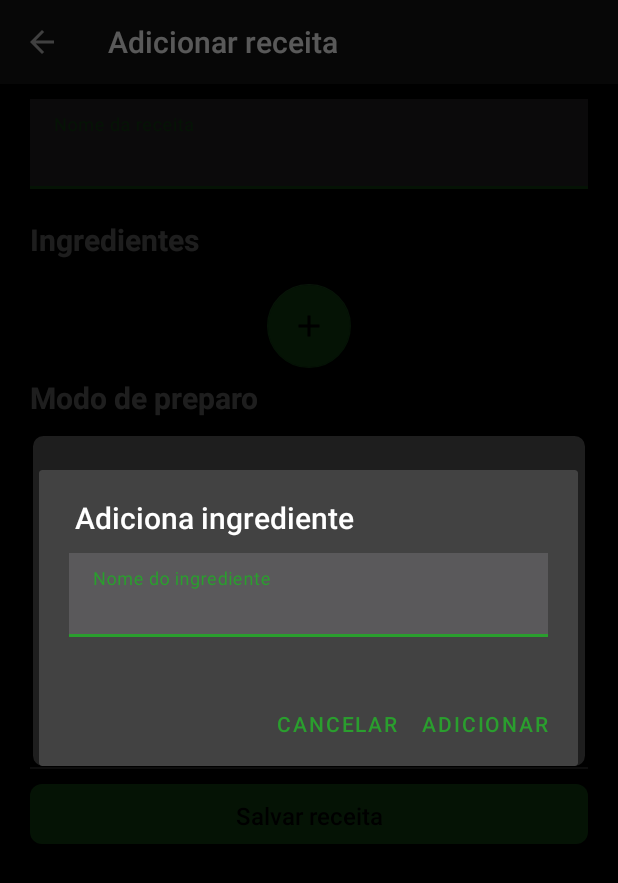
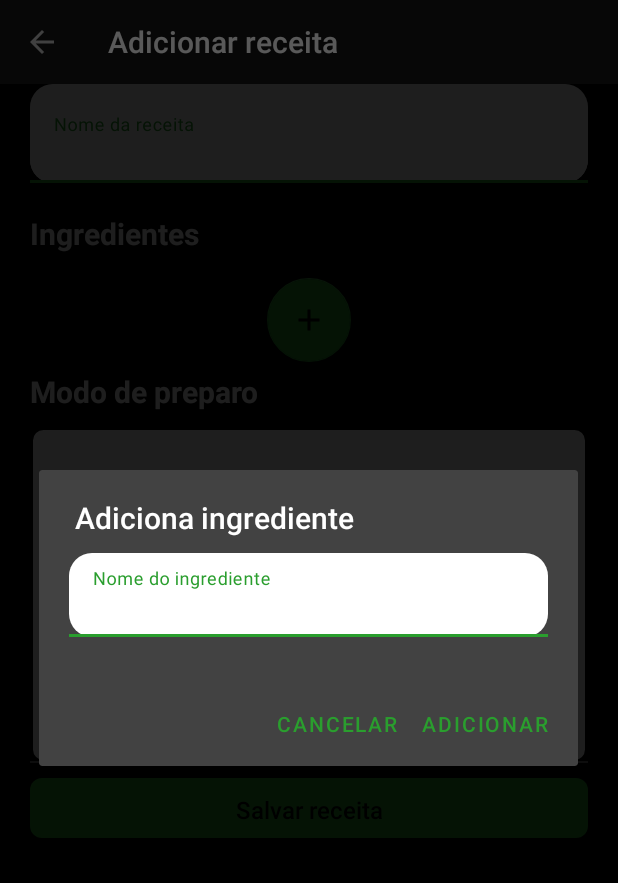
Before and after one commit to GabrielBerti/app-casal, an Android app: the FormReceitasActivity screen opened directly, with no data from a screen before it, after a tap on an icon or button, on a phone screen of 412 x 824 dp. Shown: the top 883 px of the screen. Run offline under Robolectric (Android 15) with nearby library versions, the phone set to English and light mode, and no system bars; our stand-ins replace Room's generated code.

Commit message:
deixar inputs do app mais bonito

```diff
--- a/app/src/main/java/br/com/appcasal/ui/activity/receitas/cadastro/FormReceitasActivity.kt
+++ b/app/src/main/java/br/com/appcasal/ui/activity/receitas/cadastro/FormReceitasActivity.kt
@@ -11,7 +11,7 @@ import br.com.appcasal.R
 import br.com.appcasal.dao.AppDatabase
 import br.com.appcasal.dao.IngredienteDAO
 import br.com.appcasal.dao.ReceitaDAO
-import br.com.appcasal.databinding.ActivityFormReceitasBinding
+import br.com.appcasal.databinding.FormReceitasBinding
 import br.com.appcasal.model.Ingrediente
 import br.com.appcasal.model.Receita
 import br.com.appcasal.model.TipoSnackbar
@@ -22,7 +22,7 @@ import br.com.appcasal.util.Util
 
 class FormReceitasActivity() : AppCompatActivity(), ClickIngrediente {
 
-    private lateinit var activityFormReceitas: ActivityFormReceitasBinding
+    private lateinit var activityFormReceitas: FormReceitasBinding
     private lateinit var adapter: ListaIngredientesAdapter
     private lateinit var rv: RecyclerView
     private var receitaId: Long = 0L
@@ -54,7 +54,7 @@ class FormReceitasActivity() : AppCompatActivity(), ClickIngrediente {
 
     override fun onCreate(savedInstanceState: Bundle?) {
         super.onCreate(savedInstanceState)
-        activityFormReceitas = ActivityFormReceitasBinding.inflate(layoutInflater)
+        activityFormReceitas = FormReceitasBinding.inflate(layoutInflater)
         val view = activityFormReceitas.root
         setContentView(view)
 
--- a/app/src/main/java/br/com/appcasal/ui/activity/receitas/cadastro/IngredientesViewHolder.kt
+++ b/app/src/main/java/br/com/appcasal/ui/activity/receitas/cadastro/IngredientesViewHolder.kt
@@ -1,5 +1,6 @@
 package br.com.appcasal.ui.activity.receitas.cadastro
 
+import android.graphics.Paint
 import android.view.ContextMenu
 import android.view.Menu
 import android.view.View
@@ -25,6 +26,7 @@ class IngredientesViewHolder(
     }
 
     private fun adicionaDescricaoIngrediente(ingrediente: Ingrediente) {
+        ingredienteDescricao.paintFlags = ingredienteDescricao.paintFlags or Paint.UNDERLINE_TEXT_FLAG
         ingredienteDescricao.text = ingrediente.descricao
     }
 
--- /dev/null
+++ b/app/src/main/res/drawable/rounded_edittext.xml
@@ -0,0 +1,13 @@
+<?xml version="1.0" encoding="utf-8"?>
+<!--  res/drawable/rounded_edittext.xml -->
+<shape xmlns:android="http://schemas.android.com/apk/res/android"
+    android:shape="rectangle"
+    android:padding="10dp">
+
+    <solid android:color="@color/white" />
+    <corners
+        android:bottomRightRadius="15dp"
+        android:bottomLeftRadius="15dp"
+        android:topLeftRadius="15dp"
+        android:topRightRadius="15dp" />
+</shape>
--- /dev/null
+++ b/app/src/main/res/drawable/text_input_layout.xml
@@ -0,0 +1,5 @@
+<?xml version="1.0" encoding="utf-8"?>
+<selector xmlns:android="http://schemas.android.com/apk/res/android">
+    <item android:color="@color/colorPrimaryVariant" android:state_focused="false"/>
+    <item android:color="@color/colorPrimaryVariant" android:state_focused="true"/>
+</selector>
--- a/app/src/main/res/layout/activity_lista_transacoes.xml
+++ b/app/src/main/res/layout/activity_lista_transacoes.xml
@@ -56,7 +56,7 @@
         android:layout_marginBottom="94dp"
         android:text="@string/adiciona_lancamento_biel"
         android:visibility="invisible"
-        android:background="@color/purple_200"
+        android:background="@color/bgLabelFabTransacao"
         android:textColor="@color/black"
         android:textSize="16sp"
         android:textStyle="bold" />
@@ -84,7 +84,7 @@
         android:visibility="invisible"
         android:textSize="16sp"
         android:textStyle="bold"
-        android:background="@color/purple_200"
+        android:background="@color/bgLabelFabTransacao"
         android:textColor="@color/black"
         android:layout_gravity="bottom|end"
         android:layout_marginEnd="75dp"
--- a/app/src/main/res/layout/form_ingrediente.xml
+++ b/app/src/main/res/layout/form_ingrediente.xml
@@ -9,7 +9,8 @@
 
     <com.google.android.material.textfield.TextInputLayout
         android:layout_width="match_parent"
-        android:layout_height="wrap_content">
+        android:layout_height="wrap_content"
+        android:textColorHint="@drawable/text_input_layout">
 
         <EditText
             android:id="@+id/descricao_ingrediente"
@@ -18,7 +19,8 @@
             android:hint="@string/nome_ingrediente_hint"
             android:layout_marginTop="10dp"
             android:layout_marginBottom="30dp"
-            android:background="?attr/colorButtonNormal"
+            android:background="@drawable/rounded_edittext"
+            android:textColor="@android:color/black"
             android:imeOptions="actionDone"
             android:inputType="text" />
 
--- a/app/src/main/res/layout/form_metas.xml
+++ b/app/src/main/res/layout/form_metas.xml
@@ -9,7 +9,8 @@
 
     <com.google.android.material.textfield.TextInputLayout
         android:layout_width="match_parent"
-        android:layout_height="wrap_content">
+        android:layout_height="wrap_content"
+        android:textColorHint="@drawable/text_input_layout">
 
         <EditText
             android:id="@+id/descricao_meta"
@@ -17,9 +18,10 @@
             android:layout_height="wrap_content"
             android:hint="@string/descricao_meta_hint"
             android:layout_marginTop="10dp"
-            android:background="?attr/colorButtonNormal"
+            android:background="@drawable/rounded_edittext"
             android:layout_marginBottom="30dp"
             android:imeOptions="actionDone"
+            android:textColor="@android:color/black"
             android:inputType="text" />
 
     </com.google.android.material.textfield.TextInputLayout>
--- a/app/src/main/res/layout/activity_form_receitas.xml
+++ b/app/src/main/res/layout/form_receitas.xml
@@ -26,15 +26,18 @@
 
             <com.google.android.material.textfield.TextInputLayout
                 android:layout_width="match_parent"
-                android:layout_height="wrap_content">
+                android:layout_height="wrap_content"
+                android:background="@drawable/rounded_edittext"
+                android:textColorHint="@drawable/text_input_layout">
 
                 <EditText
                     android:id="@+id/receita_nome"
                     android:layout_width="match_parent"
-                    android:layout_height="60dp"
+                    android:layout_height="wrap_content"
                     android:layout_marginTop="10dp"
                     android:textAlignment="textStart"
-                    android:background="?attr/colorButtonNormal"
+                    android:background="@drawable/rounded_edittext"
+                    android:textColor="@android:color/black"
                     android:imeOptions="actionDone"
                     android:inputType="text"
                     android:hint="@string/nome_receita" />
--- a/app/src/main/res/values/colors.xml
+++ b/app/src/main/res/values/colors.xml
@@ -10,6 +10,7 @@
     <color name="biel">#2196F3</color>
     <color name="mari">#C80FDC</color>
     <color name="colorPrimaryVariant">#2A9E2E</color>
+    <color name="bgLabelFabTransacao">#BAE3BB</color>
     <color name="red">#F60031</color>
     <color name="concluido">#8BC34A</color>
     <color name="white_80">#CCFFFFFF</color>
```
Also changed, not shown: app/src/main/res/layout/form_transacao.xml (+13 -6 lines), 1 other file.
